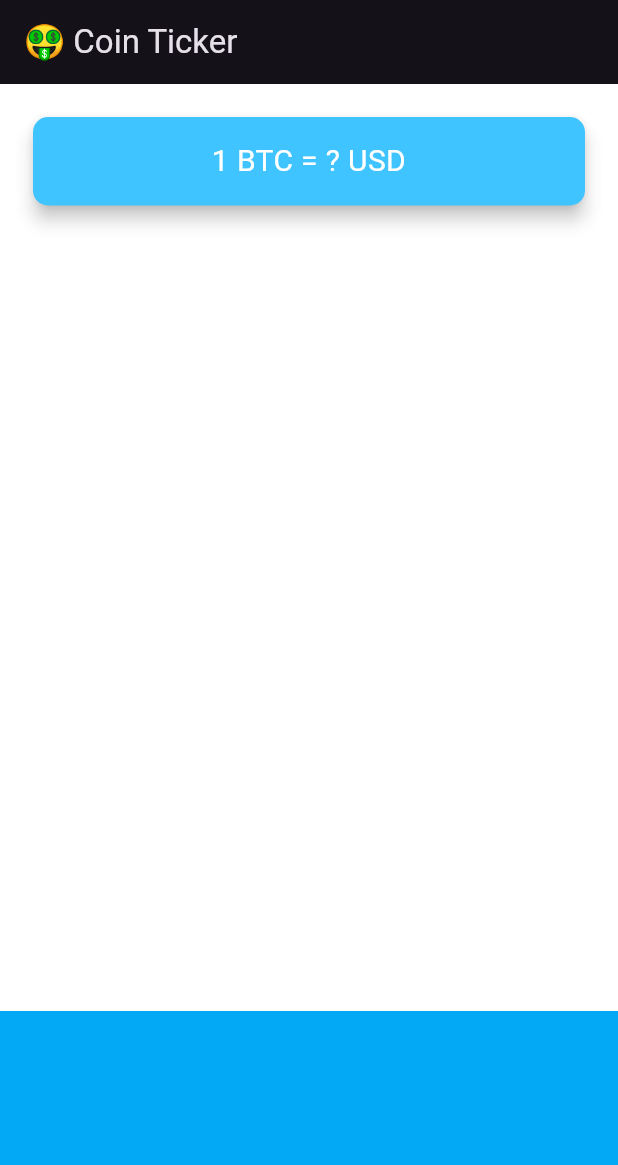
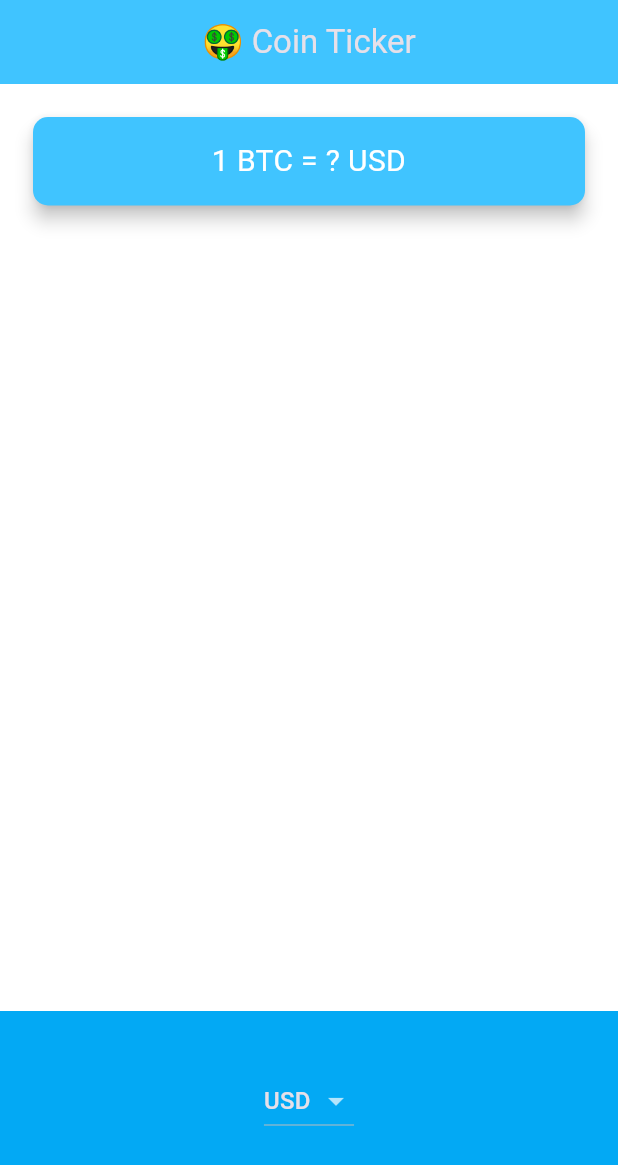
Before and after one commit to Yutarop/bitcoin_ticker_app, a Flutter app: the screen it shows after launch, on a phone screen of 412 x 824 dp. Shown: the top 1165 px of the screen. Run offline on Flutter 3.47's test engine with Material 3 defaults, Android fonts, the phone set to English and light mode, and no system bars.

Commit message:
create a different dropdown button for iOS or Android

```diff
--- a/lib/price_screen.dart
+++ b/lib/price_screen.dart
@@ -1,4 +1,7 @@
 import 'package:flutter/material.dart';
+import 'package:flutter/cupertino.dart';
+import 'package:bitcoin_ticker_app/coin_data.dart';
+import 'dart:io' show Platform;
 
 class PriceScreen extends StatefulWidget {
   @override
@@ -6,11 +9,64 @@ class PriceScreen extends StatefulWidget {
 }
 
 class _PriceScreenState extends State<PriceScreen> {
+
+  String? selectedCurrency = 'USD';
+
+  DropdownButton<String> androidDropdownButton(){
+    List<DropdownMenuItem<String>> dropdownItems = [];
+    for(String currencyName in currenciesList){
+      var newItem = DropdownMenuItem(
+        child: Text(currencyName),
+        value: currencyName,
+      );
+      dropdownItems.add(newItem);
+    };
+
+    return DropdownButton<String>(
+      value: selectedCurrency,
+      items: dropdownItems,
+      onChanged: (value) {
+        setState(() {
+          selectedCurrency = value;
+        });
+      }
+    );
+  }
+
+  CupertinoPicker iOSPicker() {
+    List<Text> textItems = [];
+    for(String currencyName in currenciesList){
+      var newItem = Text(
+        currencyName,
+      );
+      textItems.add(newItem);
+    };
+
+    return CupertinoPicker(
+      itemExtent: 32.0,
+      backgroundColor: Colors.lightBlue,
+      onSelectedItemChanged: (selectedIndex) {
+        print(selectedIndex);
+      }, children: textItems,
+    );
+  }
+
+  Widget getPicker(){
+    if (Platform.isIOS) {
+      return iOSPicker();
+    }
+    else if (Platform.isAndroid) {
+      return androidDropdownButton();
+    }
+    return SizedBox();
+  }
+
   @override
   Widget build(BuildContext context) {
     return Scaffold(
       appBar: AppBar(
-        title: Text('🤑 Coin Ticker'),
+        title: Center(child: Text('🤑 Coin Ticker')),
+        backgroundColor: Colors.lightBlueAccent,
       ),
       body: Column(
         mainAxisAlignment: MainAxisAlignment.spaceBetween,
@@ -42,7 +98,8 @@ class _PriceScreenState extends State<PriceScreen> {
             alignment: Alignment.center,
             padding: EdgeInsets.only(bottom: 30.0),
             color: Colors.lightBlue,
-            child: null,
+            child: getPicker(),
+          //   Platform.isIOS ? iOSPicker() : androidDropdown(),
           ),
         ],
       ),
```
